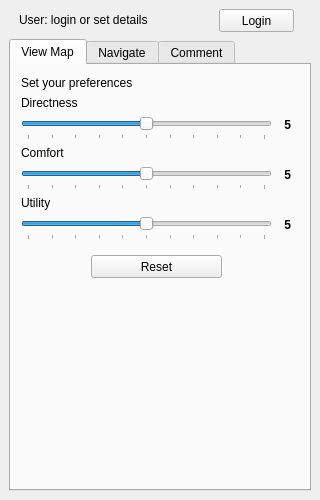
Qt form WalkAble/walkable_dockwidget_base.ui (hsalko/GEO1005) before a commit.
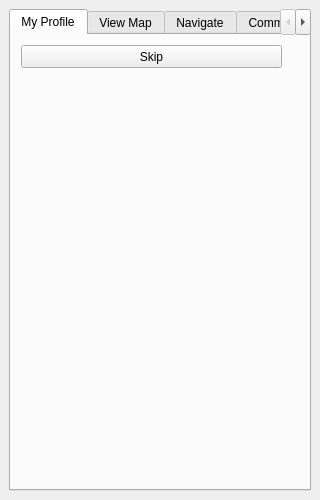
The same form after that commit. The open tabs and pages were chosen to show the change.

Commit message: messing with login

What changed in the file:
```diff
--- a/WalkAble/walkable_dockwidget_base.ui
+++ b/WalkAble/walkable_dockwidget_base.ui
@@ -31,45 +31,6 @@
   <widget class="QWidget" name="dockWidgetContents">
    <layout class="QGridLayout" name="gridLayout">
     <item row="0" column="0">
-     <widget class="QWidget" name="widget" native="true">
-      <property name="minimumSize">
-       <size>
-        <width>0</width>
-        <height>24</height>
-       </size>
-      </property>
-      <widget class="QLabel" name="label_login">
-       <property name="geometry">
-        <rect>
-         <x>10</x>
-         <y>0</y>
-         <width>191</width>
-         <height>21</height>
-        </rect>
-       </property>
-       <property name="text">
-        <string>User: login or set details</string>
-       </property>
-      </widget>
-      <widget class="QPushButton" name="button_login">
-       <property name="geometry">
-        <rect>
-         <x>210</x>
-         <y>0</y>
-         <width>75</width>
-         <height>23</height>
-        </rect>
-       </property>
-       <property name="text">
-        <string>Login</string>
-       </property>
-      </widget>
-      <zorder>label_login</zorder>
-      <zorder>button_login</zorder>
-      <zorder>tabWidget</zorder>
-     </widget>
-    </item>
-    <item row="1" column="0">
      <widget class="QTabWidget" name="tabWidget">
       <property name="tabPosition">
        <enum>QTabWidget::North</enum>
@@ -80,6 +41,24 @@
       <property name="currentIndex">
        <number>0</number>
       </property>
+      <widget class="QWidget" name="tab_profile">
+       <attribute name="title">
+        <string>My Profile</string>
+       </attribute>
+       <widget class="QPushButton" name="button_skip">
+        <property name="geometry">
+         <rect>
+          <x>10</x>
+          <y>10</y>
+          <width>261</width>
+          <height>23</height>
+         </rect>
+        </property>
+        <property name="text">
+         <string>Skip</string>
+        </property>
+       </widget>
+      </widget>
       <widget class="QWidget" name="tab_view">
        <attribute name="title">
         <string>View Map</string>
```
Left out of the diff: 2 changed lines with no effect on the pictures. The commit also changes 9 other files.
